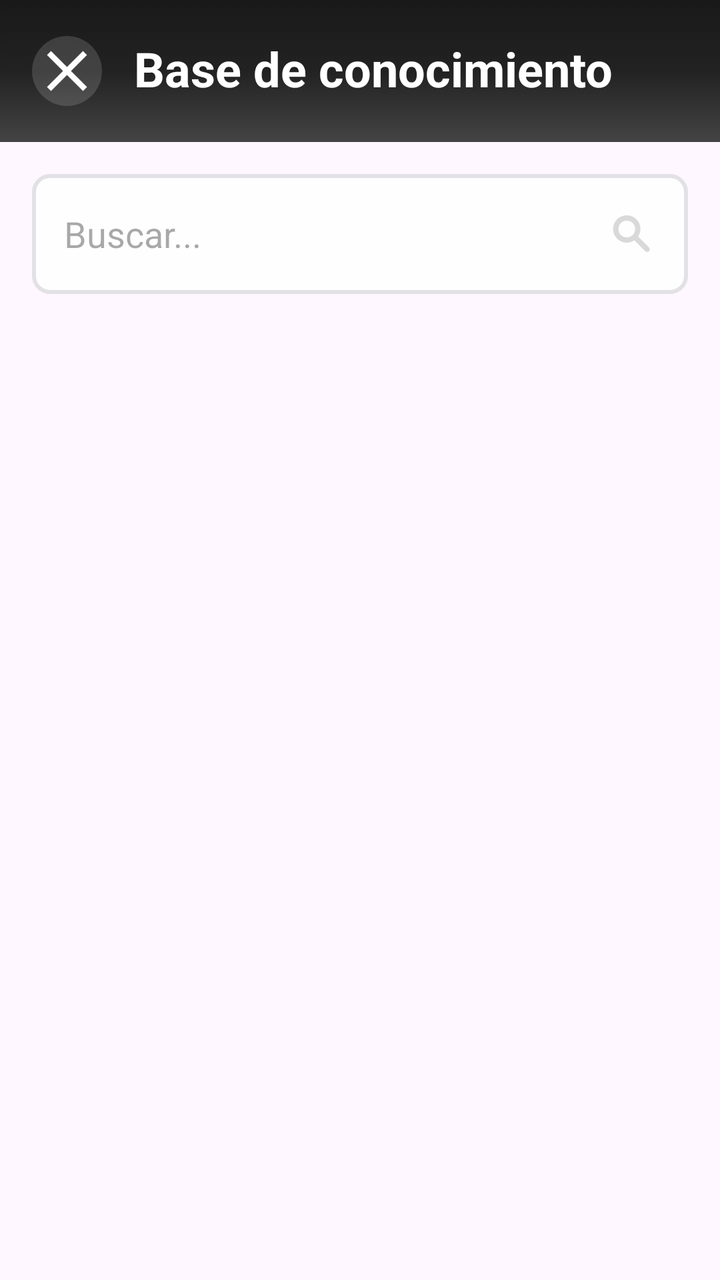
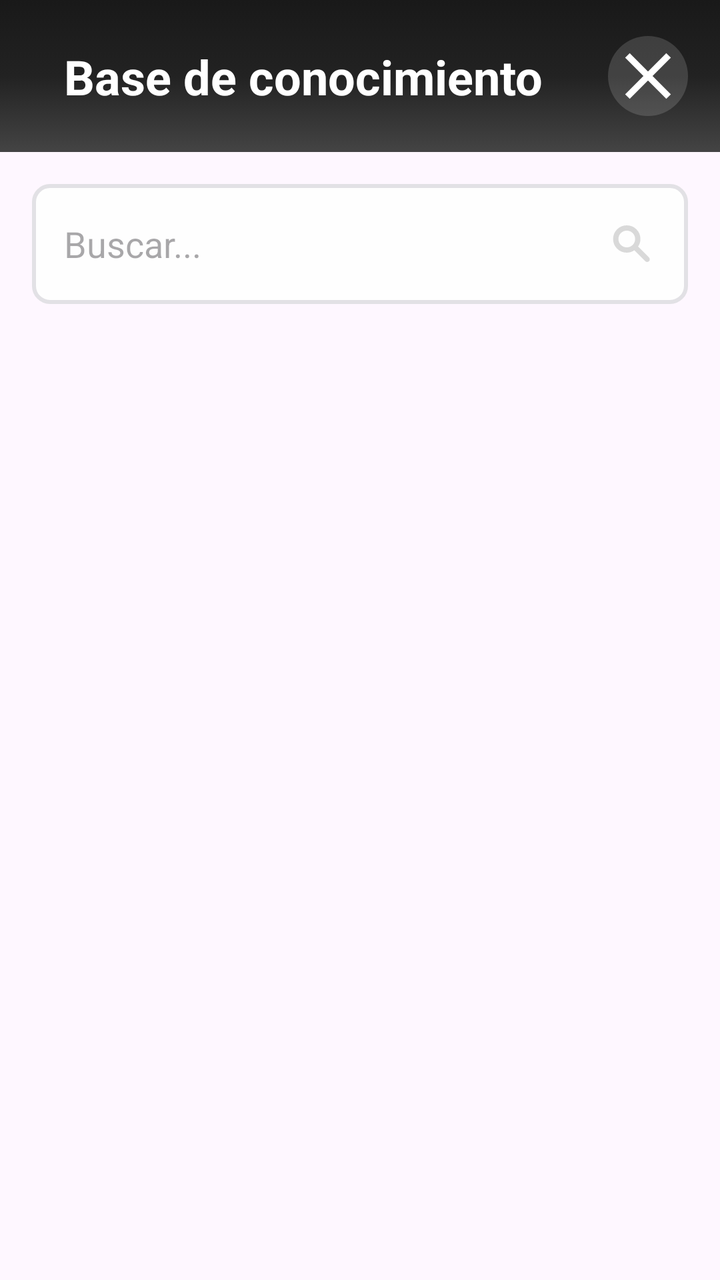

An Android layout rendered at two revisions. The XML below is the earlier revision; the diff shows what the commit changed to produce the second picture.
<!-- AndroidManifest.xml: application theme Theme.ReparApp -->
<!-- res/layout/fragment_knowledge_base.xml -->
<?xml version="1.0" encoding="utf-8"?>
<LinearLayout xmlns:android="http://schemas.android.com/apk/res/android"
    xmlns:tools="http://schemas.android.com/tools"
    android:layout_width="match_parent"
    android:layout_height="match_parent"
    xmlns:app="http://schemas.android.com/apk/res-auto"
    android:orientation="vertical"
    tools:context=".views.ui.fragments.InventarioFragment">

    <androidx.constraintlayout.widget.ConstraintLayout
        android:id="@+id/headerLayout"
        android:layout_width="match_parent"
        android:layout_height="wrap_content"
        android:background="@drawable/bg_fondo"
        android:gravity="center_vertical"
        android:orientation="horizontal"
        android:paddingHorizontal="16dp"
        android:paddingVertical="18dp"
        >

        <ImageView
            android:id="@+id/img_close"
            android:layout_width="wrap_content"
            android:layout_height="wrap_content"
            app:layout_constraintStart_toStartOf="parent"
            app:layout_constraintTop_toTopOf="parent"
            app:layout_constraintBottom_toBottomOf="parent"
            android:src="@drawable/icon_close2"
            />

        <TextView
            android:id="@+id/tv_titulo_home"
            android:layout_width="wrap_content"
            android:layout_height="wrap_content"
            android:layout_marginStart="16dp"
            android:text="Base de conocimiento"
            android:textColor="@android:color/white"
            android:textSize="24sp"
            android:textStyle="bold"
            app:layout_constraintStart_toEndOf="@id/img_close"
            app:layout_constraintTop_toTopOf="parent" />




    </androidx.constraintlayout.widget.ConstraintLayout>

    <EditText
        android:id="@+id/et_buscar_base_conocimientos"
        android:layout_width="match_parent"
        android:layout_height="60dp"
        app:layout_constraintTop_toBottomOf="@+id/head"
        android:ems="10"
        android:drawablePadding="16dp"
        android:padding="16dp"
        android:layout_margin="16dp"
        android:inputType="text"
        android:textSize="18sp"
        android:hint="Buscar..."
        android:drawableTint="#D9D9D9"
        android:background="@drawable/item_text_field"
        android:drawableEnd="@drawable/search"/>

    <androidx.recyclerview.widget.RecyclerView
        android:id="@+id/rv_lista_base_conocimientos"
        android:layout_width="match_parent"
        android:layout_height="wrap_content"
        android:layout_marginHorizontal="16dp"
        app:layout_constraintTop_toBottomOf="@id/et_buscar_base_conocimientos"
        app:layout_constraintStart_toStartOf="parent"
        app:layout_constraintEnd_toEndOf="parent"
        app:layout_constraintBottom_toBottomOf="parent"
        tools:listitem="@layout/item_know_prueba" />

</LinearLayout>
<!-- res/layout/item_know_prueba.xml (included above) -->
<?xml version="1.0" encoding="utf-8"?>
<androidx.cardview.widget.CardView android:layout_width="match_parent"
    android:layout_height="wrap_content"
    xmlns:app="http://schemas.android.com/apk/res-auto"
    app:cardCornerRadius="4dp"
    android:layout_margin="4dp"
    xmlns:android="http://schemas.android.com/apk/res/android">
        <LinearLayout
            android:layout_width="match_parent"
            android:layout_height="110dp"
            android:gravity="start|center"
            android:orientation="vertical"
            android:paddingHorizontal="10dp"
            >

            <TextView
                android:id="@+id/tv_nombre_problema"
                android:layout_width="wrap_content"
                android:layout_height="wrap_content"
                android:gravity="start|center"
                android:text="Pantalla rota de iphone 15"
                android:textSize="18dp"
                android:textAppearance="?attr/textAppearanceHeadline6" />

            <TextView
                android:id="@+id/tv_descripcion_solucion"
                android:layout_width="wrap_content"
                android:layout_height="wrap_content"
                android:layout_marginTop="10dp"
                android:textSize="16dp"
                android:maxLines="2"
                android:ellipsize="end"
                android:textColor="#505050"
                android:text="Para el cambio de pantalla de este modelo, debemos consultar con la guía específica ..."
                android:textAppearance="?attr/textAppearanceBody1" />

        </LinearLayout>
    </androidx.cardview.widget.CardView>
<!-- resources referenced by this layout -->
<resources>
  <!-- drawable bg_fondo (drawable) -->
  <?xml version="1.0" encoding="utf-8"?>
  <selector xmlns:android="http://schemas.android.com/apk/res/android">
      <item>
          <shape android:shape="rectangle">
              <gradient
                  android:type="linear"
                  android:angle="270"
                  android:startColor="#191919"
                  android:centerColor="#222222"
                  android:endColor="#444444"
                  android:gradientRadius="0.8"
              />
          </shape>
      </item>
  </selector>
  <!-- drawable icon_close2 (drawable) -->
  <vector xmlns:android="http://schemas.android.com/apk/res/android"
      android:width="35dp"
      android:height="35dp"
      android:viewportWidth="35"
      android:viewportHeight="35">
    <path
        android:pathData="M17.5,0L17.5,0A17.5,17.5 0,0 1,35 17.5L35,17.5A17.5,17.5 0,0 1,17.5 35L17.5,35A17.5,17.5 0,0 1,0 17.5L0,17.5A17.5,17.5 0,0 1,17.5 0z"
        android:fillColor="#ffffff"
        android:fillAlpha="0.15"/>
    <path
        android:pathData="M9.5,27.5L7.5,25.5L15.5,17.5L7.5,9.5L9.5,7.5L17.5,15.5L25.5,7.5L27.5,9.5L19.5,17.5L27.5,25.5L25.5,27.5L17.5,19.5L9.5,27.5Z"
        android:fillColor="#ffffff"/>
  </vector>
  <!-- drawable item_text_field (drawable) -->
  <?xml version="1.0" encoding="utf-8"?>
  <selector xmlns:android="http://schemas.android.com/apk/res/android">
  
      <item>
          <shape android:shape="rectangle">
              <solid android:color="#FEFEFE"/>
              <corners android:radius="8dp"/>
              <stroke android:width="2dp" android:color="#E2E1E5"/>
          </shape>
      </item>
  </selector>
  <!-- drawable search (drawable) -->
  <vector xmlns:android="http://schemas.android.com/apk/res/android"
      android:width="24dp"
      android:height="24dp"
      android:viewportWidth="960"
      android:viewportHeight="960">
    <path
        android:pathData="M375.48,653q-114.09,0 -193.55,-79.46 -79.45,-79.45 -79.45,-193.54 0,-114.09 79.45,-193.54Q261.39,107 375.48,107q114.09,0 193.54,79.46 79.46,79.45 79.46,193.54 0,45.13 -12.87,83.28T601,530.3l219.48,220.05q14.96,15.52 14.96,37.32 0,21.81 -15.53,36.77 -14.95,14.95 -37.04,14.95t-37.04,-14.95L526.91,605.52q-29.43,21.74 -68.15,34.61Q420.04,653 375.48,653ZM375.48,547q69.91,0 118.45,-48.54 48.55,-48.55 48.55,-118.46t-48.55,-118.46Q445.39,213 375.48,213t-118.46,48.54Q208.48,310.09 208.48,380t48.54,118.46Q305.57,547 375.48,547Z"
        android:fillColor="#e3e3e3"/>
  </vector>
  <style name="Theme.ReparApp" parent="Base.Theme.ReparApp" />
  <style name="Base.Theme.ReparApp" parent="Theme.Material3.DayNight.NoActionBar">
          
          
      </style>
</resources>

<!-- the commit's change to res/layout/fragment_knowledge_base.xml (unified diff, before → after) -->
@@ -20,11 +20,12 @@
 
         <ImageView
             android:id="@+id/img_close"
-            android:layout_width="wrap_content"
-            android:layout_height="wrap_content"
-            app:layout_constraintStart_toStartOf="parent"
+            android:layout_width="40dp"
+            android:layout_height="40dp"
+            app:layout_constraintEnd_toEndOf="parent"
             app:layout_constraintTop_toTopOf="parent"
             app:layout_constraintBottom_toBottomOf="parent"
+
             android:src="@drawable/icon_close2"
             />
 
@@ -37,8 +38,10 @@
             android:textColor="@android:color/white"
             android:textSize="24sp"
             android:textStyle="bold"
-            app:layout_constraintStart_toEndOf="@id/img_close"
-            app:layout_constraintTop_toTopOf="parent" />
+            app:layout_constraintStart_toStartOf="parent"
+            app:layout_constraintTop_toTopOf="parent"
+            app:layout_constraintBottom_toBottomOf="parent"
+            />
 
 
 
@@ -70,10 +73,10 @@
         app:layout_constraintStart_toStartOf="parent"
         app:layout_constraintEnd_toEndOf="parent"
         app:layout_constraintBottom_toBottomOf="parent"
-        tools:listitem="@layout/item_know_prueba" />
+        tools:listitem="@layout/item_know" />
 
 </LinearLayout>
-<!-- res/layout/item_know_prueba.xml (included above) -->
+<!-- res/layout/item_know.xml (included above) -->
 <?xml version="1.0" encoding="utf-8"?>
 <androidx.cardview.widget.CardView android:layout_width="match_parent"
     android:layout_height="wrap_content"
@@ -94,6 +97,7 @@
                 android:layout_width="wrap_content"
                 android:layout_height="wrap_content"
                 android:gravity="start|center"
+                android:textColor="@color/primary_title"
                 android:text="Pantalla rota de iphone 15"
                 android:textSize="18dp"
                 android:textAppearance="?attr/textAppearanceHeadline6" />
<!-- resource entries referenced after the edit -->
@@ -1,5 +1,6 @@
 <!-- resources referenced by this layout -->
 <resources>
+  <color name="primary_title">#171717</color>
   <!-- drawable bg_fondo (drawable) -->
   <?xml version="1.0" encoding="utf-8"?>
   <selector xmlns:android="http://schemas.android.com/apk/res/android">
@@ -54,8 +55,7 @@
   </vector>
   <style name="Theme.ReparApp" parent="Base.Theme.ReparApp" />
   <style name="Base.Theme.ReparApp" parent="Theme.Material3.DayNight.NoActionBar">
-          
-          
+  
       </style>
 </resources>
 
